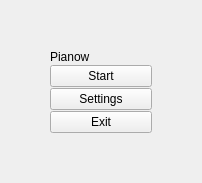
Before: the Qt Designer form src/mainwindow.ui in horibeni31/Pianow, drawn with Qt 5.
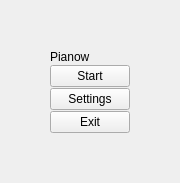
After: the same form once the commit is applied.

The edit to the form file:
```diff
--- a/src/mainwindow.ui
+++ b/src/mainwindow.ui
@@ -6,10 +6,16 @@
    <rect>
     <x>0</x>
     <y>0</y>
-    <width>202</width>
+    <width>180</width>
     <height>183</height>
    </rect>
   </property>
+  <property name="maximumSize">
+   <size>
+    <width>500</width>
+    <height>500</height>
+   </size>
+  </property>
   <property name="windowTitle">
    <string>MainWindow</string>
   </property>
```
